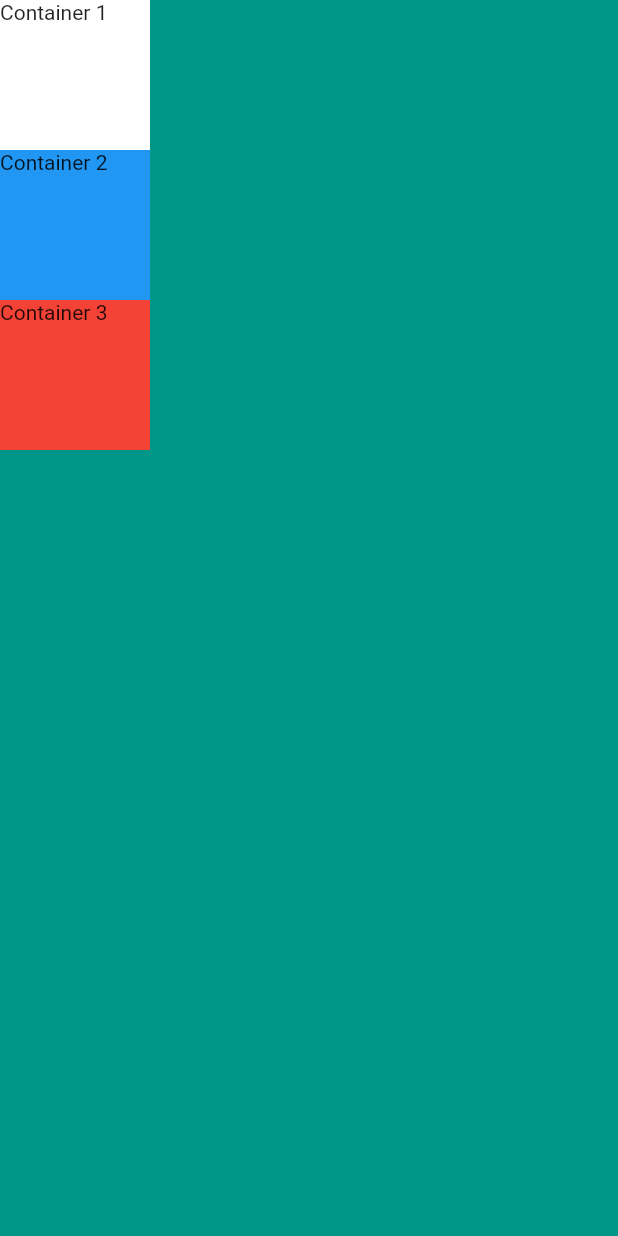
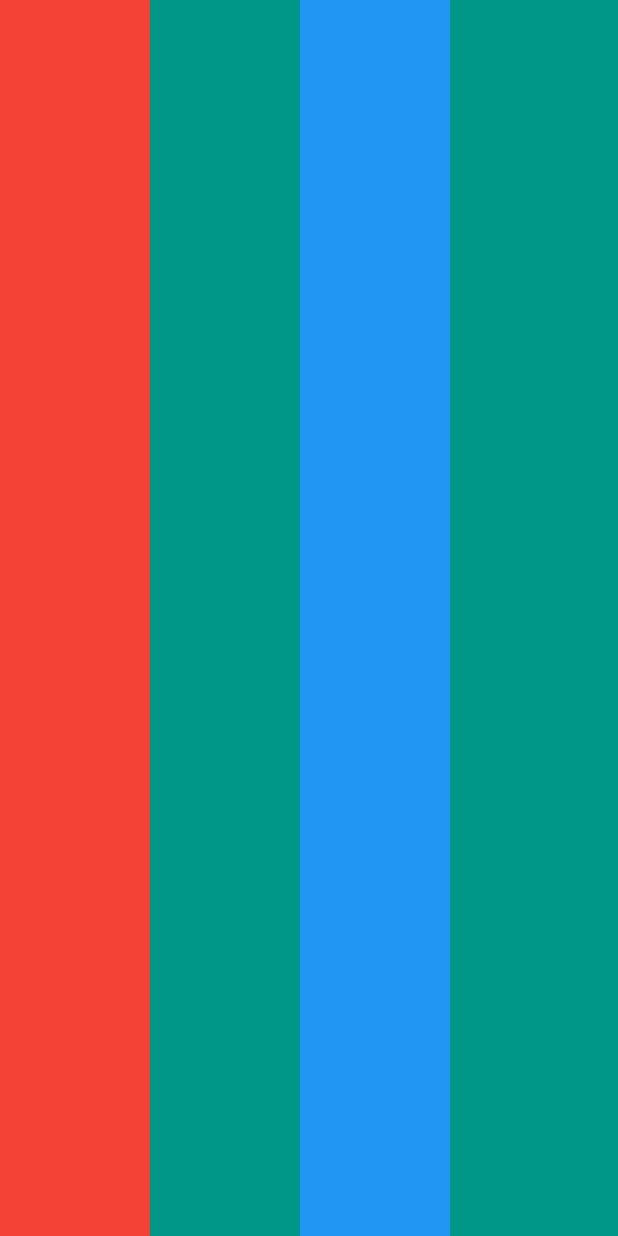
Before and after one commit to Oyekunle-Mark/mi_card, a Flutter app: the screen it shows after launch, on a phone screen of 412 x 824 dp. Run offline on Flutter 3.47's test engine with Material 2 defaults, Android fonts, the phone set to English and light mode, and no system bars.

Commit message:
Added new layout containers

```diff
--- a/lib/main.dart
+++ b/lib/main.dart
@@ -13,29 +13,29 @@ class MyApp extends StatelessWidget {
         home: Scaffold(
       backgroundColor: Colors.teal,
       body: SafeArea(
-            child: Column(
+        child: Row(children: [
+          Container(
+            width: 100.0,
+            color: Colors.red,
+          ),
+          Column(
             children: <Widget>[
               Container(
+                width: 100.0,
                 height: 100.0,
-              width: 100.0,
-              color: Colors.white,
-              child: Text('Container 1'),
               ),
               Container(
                 width: 100.0,
                 height: 100.0,
-              color: Colors.blue,
-              child: Text('Container 2'),
+              ),
+            ],
           ),
           Container(
             width: 100.0,
-              height: 100.0,
-              color: Colors.red,
-              child: Text('Container 3'),
+            color: Colors.blue,
           )
-          ],
-        )),
+        ]),
       ),
-    );
+    ));
   }
 }
```
Lines whose indentation alone changed are shown as unchanged.
